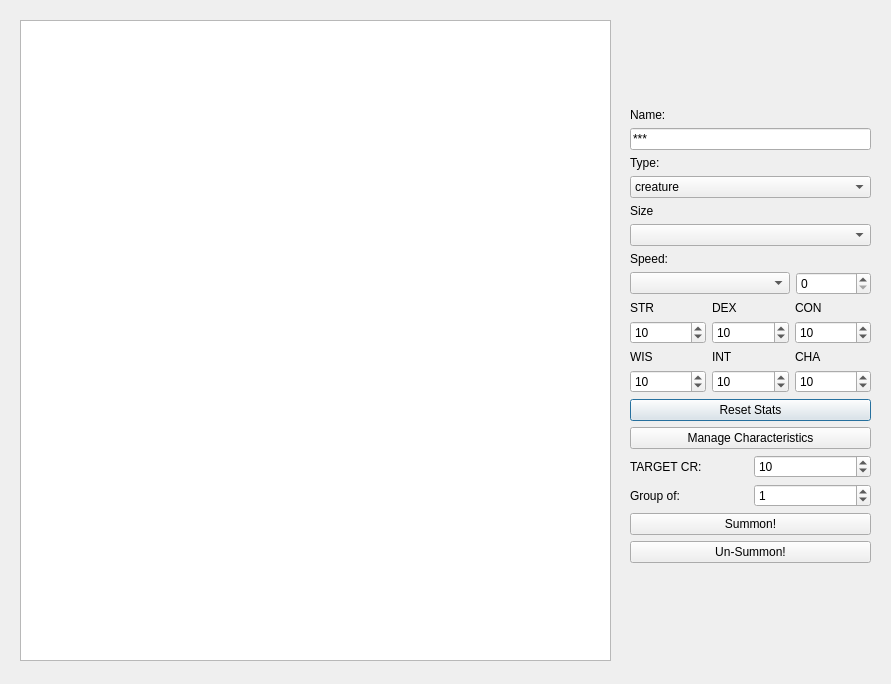
Before: the Qt Designer form ui_files/Encounter_Dialog.ui in nogasgofast/Adventure_Wrench, drawn with Qt 5.
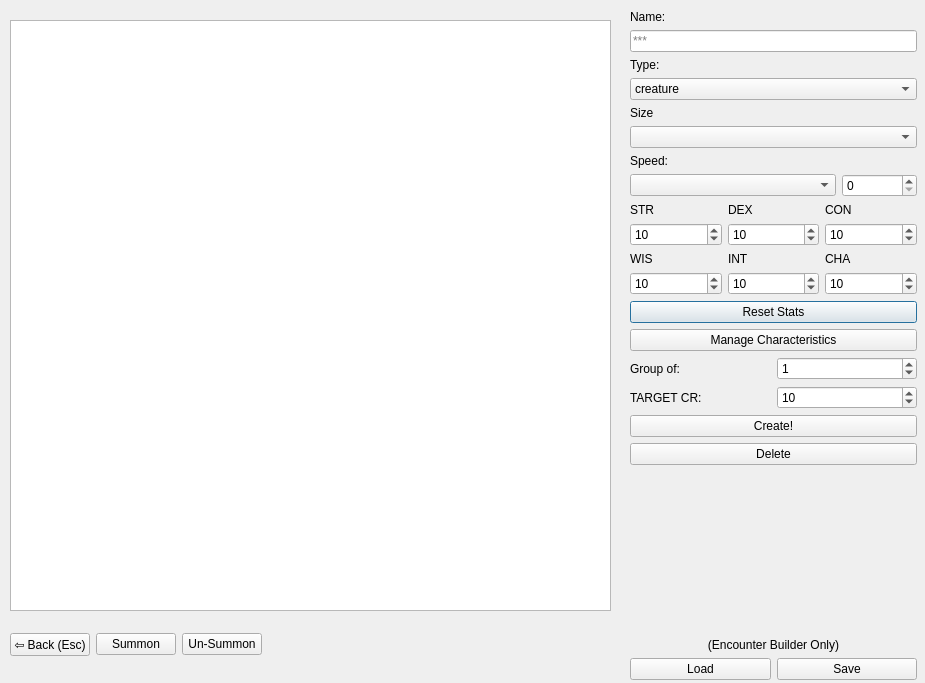
After: the same form once the commit is applied.

The edit to the form file:
```diff
--- a/ui_files/Encounter_Dialog.ui
+++ b/ui_files/Encounter_Dialog.ui
@@ -6,8 +6,8 @@
    <rect>
     <x>0</x>
     <y>0</y>
-    <width>891</width>
-    <height>684</height>
+    <width>925</width>
+    <height>683</height>
    </rect>
   </property>
   <property name="windowTitle">
@@ -16,10 +16,10 @@
   <widget class="QListWidget" name="listWidget_Display">
    <property name="geometry">
     <rect>
-     <x>20</x>
+     <x>10</x>
      <y>20</y>
-     <width>591</width>
-     <height>641</height>
+     <width>601</width>
+     <height>591</height>
     </rect>
    </property>
    <property name="showDropIndicator" stdset="0">
@@ -43,27 +43,14 @@
     <rect>
      <x>630</x>
      <y>10</y>
-     <width>241</width>
-     <height>651</height>
+     <width>287</width>
+     <height>670</height>
     </rect>
    </property>
    <layout class="QVBoxLayout" name="verticalLayout">
     <property name="sizeConstraint">
      <enum>QLayout::SetMinimumSize</enum>
     </property>
-    <item>
-     <spacer name="verticalSpacer">
-      <property name="orientation">
-       <enum>Qt::Vertical</enum>
-      </property>
-      <property name="sizeHint" stdset="0">
-       <size>
-        <width>20</width>
-        <height>40</height>
-       </size>
-      </property>
-     </spacer>
-    </item>
     <item>
      <widget class="QLabel" name="label_13">
       <property name="text">
@@ -73,7 +60,13 @@
     </item>
     <item>
      <widget class="QLineEdit" name="lineEdit_Name">
+      <property name="inputMask">
+       <string/>
+      </property>
       <property name="text">
+       <string/>
+      </property>
+      <property name="placeholderText">
        <string>***</string>
       </property>
      </widget>
@@ -273,27 +266,6 @@
       </property>
      </widget>
     </item>
-    <item>
-     <layout class="QHBoxLayout" name="horizontalLayout_5">
-      <item>
-       <widget class="QLabel" name="label_4">
-        <property name="text">
-         <string>TARGET CR:</string>
-        </property>
-       </widget>
-      </item>
-      <item>
-       <widget class="QSpinBox" name="spinBox_CR">
-        <property name="maximum">
-         <number>30</number>
-        </property>
-        <property name="value">
-         <number>10</number>
-        </property>
-       </widget>
-      </item>
-     </layout>
-    </item>
     <item>
      <layout class="QHBoxLayout" name="horizontalLayout_7">
       <item>
@@ -313,28 +285,141 @@
      </layout>
     </item>
     <item>
+     <layout class="QHBoxLayout" name="horizontalLayout_5">
+      <item>
+       <widget class="QLabel" name="label_4">
+        <property name="text">
+         <string>TARGET CR:</string>
+        </property>
+       </widget>
+      </item>
+      <item>
+       <widget class="QSpinBox" name="spinBox_CR">
+        <property name="maximum">
+         <number>30</number>
+        </property>
+        <property name="value">
+         <number>10</number>
+        </property>
+       </widget>
+      </item>
+     </layout>
+    </item>
+    <item>
+     <widget class="QPushButton" name="pushButton_create">
+      <property name="toolTip">
+       <string>Add an Item with these stats to this window.</string>
+      </property>
+      <property name="text">
+       <string>Create!</string>
+      </property>
+     </widget>
+    </item>
+    <item>
+     <widget class="QPushButton" name="pushButton_delete">
+      <property name="toolTip">
+       <string>Remove from this window and all others.</string>
+      </property>
+      <property name="text">
+       <string>Delete</string>
+      </property>
+     </widget>
+    </item>
+    <item>
+     <spacer name="verticalSpacer">
+      <property name="orientation">
+       <enum>Qt::Vertical</enum>
+      </property>
+      <property name="sizeHint" stdset="0">
+       <size>
+        <width>20</width>
+        <height>40</height>
+       </size>
+      </property>
+     </spacer>
+    </item>
+    <item>
+     <widget class="QLabel" name="label">
+      <property name="layoutDirection">
+       <enum>Qt::LeftToRight</enum>
+      </property>
+      <property name="text">
+       <string>(Encounter Builder Only)</string>
+      </property>
+      <property name="alignment">
+       <set>Qt::AlignCenter</set>
+      </property>
+     </widget>
+    </item>
+    <item>
+     <layout class="QHBoxLayout" name="horizontalLayout_9">
+      <item>
+       <widget class="QPushButton" name="pushButton_load">
+        <property name="toolTip">
+         <string>Load Encounter file</string>
+        </property>
+        <property name="text">
+         <string>Load</string>
+        </property>
+       </widget>
+      </item>
+      <item>
+       <widget class="QPushButton" name="pushButton_save">
+        <property name="toolTip">
+         <string>Save Encounter File</string>
+        </property>
+        <property name="text">
+         <string>Save</string>
+        </property>
+       </widget>
+      </item>
+     </layout>
+    </item>
+   </layout>
+  </widget>
+  <widget class="QWidget" name="horizontalLayoutWidget">
+   <property name="geometry">
+    <rect>
+     <x>10</x>
+     <y>619</y>
+     <width>611</width>
+     <height>51</height>
+    </rect>
+   </property>
+   <layout class="QHBoxLayout" name="horizontalLayout_8">
+    <item>
+     <widget class="QPushButton" name="pushButton_back">
+      <property name="toolTip">
+       <string>Go back to your encounter</string>
+      </property>
+      <property name="text">
+       <string>⇦ Back (Esc)</string>
+      </property>
+     </widget>
+    </item>
+    <item>
      <widget class="QPushButton" name="pushButton_Summon">
       <property name="text">
-       <string>Summon!</string>
+       <string>Summon</string>
       </property>
      </widget>
     </item>
     <item>
      <widget class="QPushButton" name="pushButton_UnSummon">
       <property name="text">
-       <string>Un-Summon!</string>
+       <string>Un-Summon</string>
       </property>
      </widget>
     </item>
     <item>
-     <spacer name="verticalSpacer_2">
+     <spacer name="horizontalSpacer">
       <property name="orientation">
-       <enum>Qt::Vertical</enum>
+       <enum>Qt::Horizontal</enum>
       </property>
       <property name="sizeHint" stdset="0">
        <size>
-        <width>20</width>
-        <height>40</height>
+        <width>40</width>
+        <height>20</height>
        </size>
       </property>
      </spacer>
```
Left out of the diff: 6 changed lines with no effect on the pictures.
